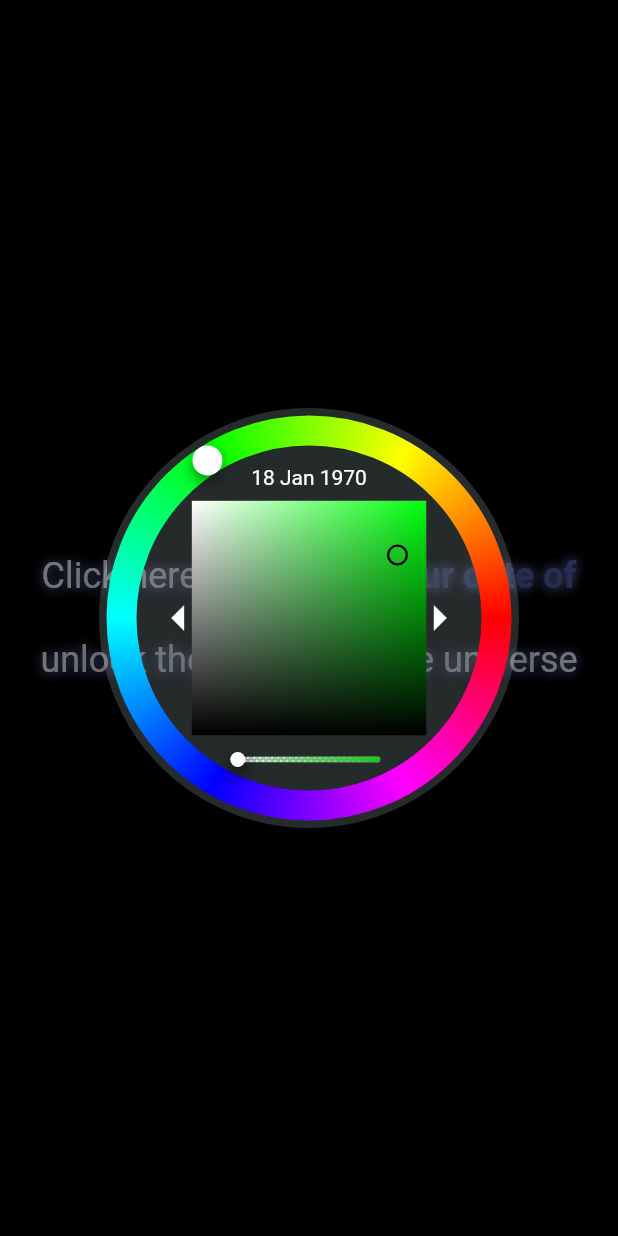
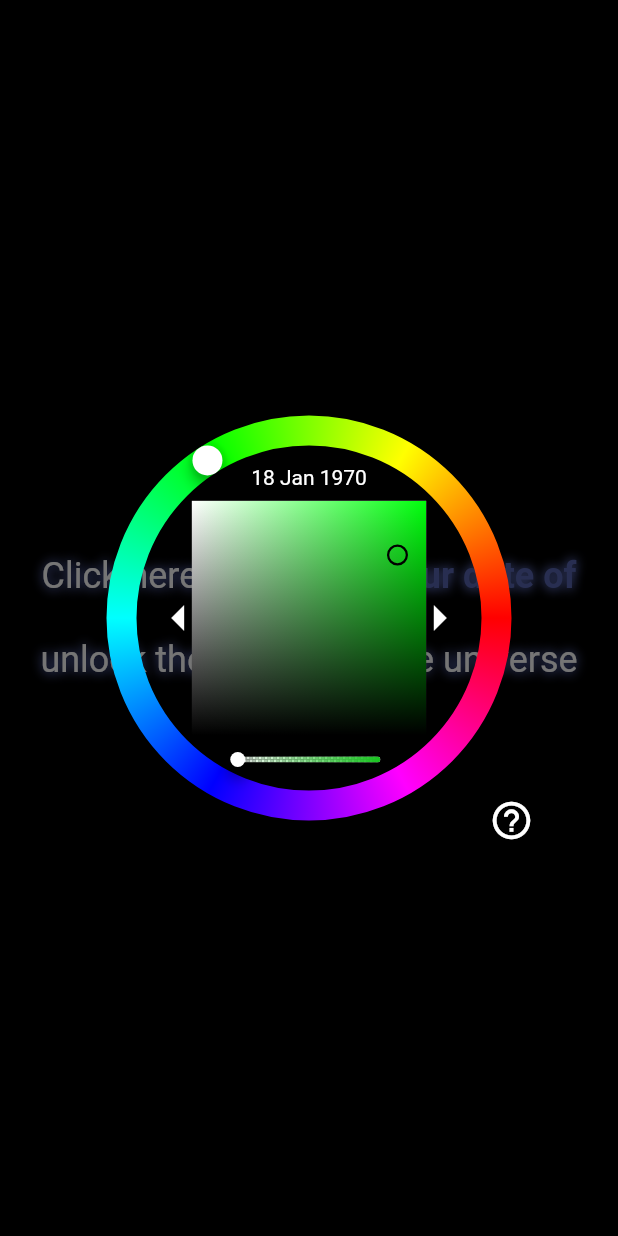
Before and after one commit to BURG3R5/awesome-datepicker, a Flutter app: the screen it shows after launch, after a tap on an icon or button, on a phone screen of 412 x 824 dp. Run offline on Flutter 3.47's test engine with Material 2 defaults, Android fonts, the phone set to English and light mode, and no system bars; our stand-ins replace fluttertoast.

Commit message:
feat: Add a help button to the dialog

```diff
--- a/lib/src/dialog.dart
+++ b/lib/src/dialog.dart
@@ -2,7 +2,9 @@ import 'package:flutter/material.dart';
 
 import 'enums.dart';
 import 'picker.dart';
+import 'utils/color.dart';
 import 'utils/date.dart';
+import 'utils/help_text.dart';
 
 Future<DateTime?> showAwesomeDatePicker({
   required BuildContext context,
@@ -56,7 +58,6 @@ Future<DateTime?> showAwesomeDatePicker({
 }
 
 class _AwesomeDatePickerDialog extends StatefulWidget {
-  /// A Material-style date picker dialog.
   _AwesomeDatePickerDialog({
     required this.mode,
     required this.useAlpha,
@@ -120,13 +121,35 @@ class _AwesomeDatePickerDialogState extends State<_AwesomeDatePickerDialog> {
   @override
   Widget build(BuildContext context) {
     return Dialog(
+      backgroundColor: widget.backgroundColor,
       clipBehavior: Clip.antiAlias,
-      shape: RoundedRectangleBorder(
-        borderRadius: BorderRadius.circular(
-          widget.pickerHeight * 2,
+      elevation: 0,
+      shape: const RoundedRectangleBorder(borderRadius: BorderRadius.zero),
+      child: SizedBox(
+        width: widget.pickerHeight * 1.2,
+        height: widget.pickerHeight * 1.2,
+        child: Stack(
+          alignment: Alignment.center,
+          children: <Widget>[
+            Positioned(
+              bottom: 0,
+              right: 0,
+              child: InkWell(
+                borderRadius: BorderRadius.circular(widget.ringStrokeWidth * 4),
+                highlightColor: Colors.green,
+                onTap: () => displayHelpTextFor(widget.mode),
+                child: Icon(
+                  Icons.help_outline,
+                  size: widget.ringStrokeWidth * 1.5,
+                  color: widget.backgroundColor.getForeground(),
                 ),
               ),
-      backgroundColor: widget.backgroundColor,
+            ),
+            Container(
+              decoration: BoxDecoration(
+                borderRadius: BorderRadius.circular(widget.pickerHeight * 2),
+                color: widget.backgroundColor,
+              ),
               child: SizedBox(
                 width: widget.pickerHeight * 1.12,
                 height: widget.pickerHeight * 1.12,
@@ -142,6 +165,10 @@ class _AwesomeDatePickerDialogState extends State<_AwesomeDatePickerDialog> {
                   hueRingStrokeWidth: widget.ringStrokeWidth,
                 ),
               ),
+            ),
+          ],
+        ),
+      ),
     );
   }
 }
--- a/pubspec.yaml
+++ b/pubspec.yaml
@@ -11,6 +11,7 @@ dependencies:
   flutter:
     sdk: flutter
   intl: ^0.18.1
+  fluttertoast: ^8.2.2
 
 dev_dependencies:
   flutter_test:
```
Also changed, not shown: lib/src/utils/help_text.dart (added, +34 -0 lines), example/pubspec.lock. Lines whose indentation alone changed are shown as unchanged.
